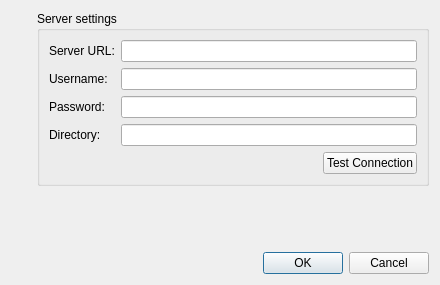
The window that PreferencesDialog.ui (TheProjecter/music-collaborator) describes before a commit, drawn with Qt 5.
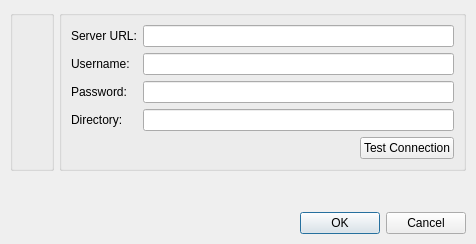
The same window after the commit. Icons and pictures are not drawn.

What changed in the file:
```diff
--- a/PreferencesDialog.ui
+++ b/PreferencesDialog.ui
@@ -6,17 +6,30 @@
    <rect>
     <x>0</x>
     <y>0</y>
-    <width>440</width>
-    <height>285</height>
+    <width>476</width>
+    <height>244</height>
    </rect>
   </property>
   <property name="windowTitle">
    <string>Preferences</string>
   </property>
   <layout class="QVBoxLayout" name="verticalLayout_3">
+   <property name="spacing">
+    <number>5</number>
+   </property>
+   <property name="margin">
+    <number>10</number>
+   </property>
    <item>
     <layout class="QHBoxLayout" name="horizontalLayout_2">
+     <property name="spacing">
+      <number>5</number>
+     </property>
      <item>
+      <widget class="QGroupBox" name="groupBox_2">
+       <property name="title">
+        <string/>
+       </property>
       <layout class="QVBoxLayout" name="verticalLayout_2">
        <item>
         <widget class="QLabel" name="label_5">
@@ -36,17 +49,18 @@
          <property name="sizeHint" stdset="0">
           <size>
            <width>20</width>
-           <height>40</height>
+            <height>23</height>
           </size>
          </property>
         </spacer>
        </item>
       </layout>
+      </widget>
      </item>
      <item>
       <widget class="QGroupBox" name="groupBox">
        <property name="title">
-        <string>Server settings</string>
+        <string/>
        </property>
        <layout class="QVBoxLayout" name="verticalLayout">
         <item>
```
Lines whose indentation alone changed are shown as unchanged.
